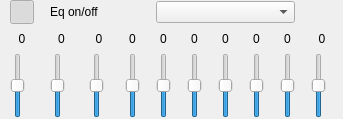
Above: trunk/GUI/equalizer/GUI_Equalizer.ui from shahid334/sayonara-player before the change. Below: the same form after it.
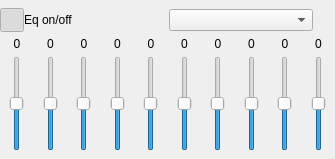
That is the form after the change.

Diff of the .ui file:
```diff
--- a/trunk/GUI/equalizer/GUI_Equalizer.ui
+++ b/trunk/GUI/equalizer/GUI_Equalizer.ui
@@ -6,20 +6,20 @@
    <rect>
     <x>0</x>
     <y>0</y>
-    <width>343</width>
-    <height>119</height>
+    <width>335</width>
+    <height>159</height>
    </rect>
   </property>
   <property name="sizePolicy">
-   <sizepolicy hsizetype="MinimumExpanding" vsizetype="Fixed">
+   <sizepolicy hsizetype="MinimumExpanding" vsizetype="Minimum">
     <horstretch>0</horstretch>
     <verstretch>0</verstretch>
    </sizepolicy>
   </property>
   <property name="minimumSize">
    <size>
-    <width>343</width>
-    <height>119</height>
+    <width>300</width>
+    <height>152</height>
    </size>
   </property>
   <property name="features">
@@ -43,291 +43,114 @@
      <number>0</number>
     </property>
     <property name="topMargin">
-     <number>0</number>
+     <number>8</number>
     </property>
     <property name="rightMargin">
      <number>0</number>
     </property>
     <property name="bottomMargin">
-     <number>1</number>
+     <number>8</number>
     </property>
-    <item row="2" column="0">
-     <widget class="QSlider" name="sli_0">
-      <property name="minimumSize">
-       <size>
-        <width>0</width>
-        <height>65</height>
-       </size>
-      </property>
-      <property name="maximumSize">
-       <size>
-        <width>16777215</width>
-        <height>65</height>
-       </size>
-      </property>
-      <property name="minimum">
-       <number>-24</number>
-      </property>
-      <property name="maximum">
-       <number>24</number>
-      </property>
-      <property name="orientation">
-       <enum>Qt::Vertical</enum>
-      </property>
-     </widget>
+    <property name="horizontalSpacing">
+     <number>0</number>
+    </property>
+    <property name="verticalSpacing">
+     <number>5</number>
+    </property>
+    <item row="0" column="1" colspan="10">
+     <layout class="QHBoxLayout" name="horizontalLayout">
+      <item>
+       <widget class="QPushButton" name="but_enabled">
+        <property name="minimumSize">
+         <size>
+          <width>24</width>
+          <height>24</height>
+         </size>
+        </property>
+        <property name="maximumSize">
+         <size>
+          <width>24</width>
+          <height>24</height>
+         </size>
+        </property>
+        <property name="text">
+         <string/>
+        </property>
+        <property name="iconSize">
+         <size>
+          <width>18</width>
+          <height>18</height>
+         </size>
+        </property>
+        <property name="checkable">
+         <bool>true</bool>
+        </property>
+        <property name="checked">
+         <bool>true</bool>
+        </property>
+        <property name="flat">
+         <bool>false</bool>
+        </property>
+       </widget>
+      </item>
+      <item>
+       <widget class="QLabel" name="label_11">
+        <property name="text">
+         <string>Eq on/off</string>
+        </property>
+       </widget>
+      </item>
+      <item>
+       <widget class="QComboBox" name="combo_presets">
+        <property name="maximumSize">
+         <size>
+          <width>5000</width>
+          <height>16777215</height>
+         </size>
+        </property>
+       </widget>
+      </item>
+      <item>
+       <widget class="QPushButton" name="btn_preset">
+        <property name="sizePolicy">
+         <sizepolicy hsizetype="Fixed" vsizetype="Fixed">
+          <horstretch>0</horstretch>
+          <verstretch>0</verstretch>
+         </sizepolicy>
+        </property>
+        <property name="maximumSize">
+         <size>
+          <width>22</width>
+          <height>22</height>
+         </size>
+        </property>
+        <property name="toolTip">
+         <string>Save as custom</string>
+        </property>
+        <property name="text">
+         <string notr="true"/>
+        </property>
+        <property name="iconSize">
+         <size>
+          <width>18</width>
+          <height>18</height>
+         </size>
+        </property>
+        <property name="flat">
+         <bool>true</bool>
+        </property>
+       </widget>
+      </item>
+     </layout>
     </item>
-    <item row="2" column="1">
-     <widget class="QSlider" name="sli_1">
-      <property name="minimumSize">
-       <size>
-        <width>0</width>
-        <height>65</height>
-       </size>
-      </property>
-      <property name="maximumSize">
-       <size>
-        <width>16777215</width>
-        <height>65</height>
-       </size>
-      </property>
-      <property name="minimum">
-       <number>-24</number>
-      </property>
-      <property name="maximum">
-       <number>24</number>
-      </property>
-      <property name="orientation">
-       <enum>Qt::Vertical</enum>
-      </property>
-     </widget>
-    </item>
-    <item row="2" column="2">
-     <widget class="QSlider" name="sli_2">
-      <property name="minimumSize">
-       <size>
-        <width>0</width>
-        <height>65</height>
-       </size>
-      </property>
-      <property name="maximumSize">
-       <size>
-        <width>16777215</width>
-        <height>65</height>
-       </size>
-      </property>
-      <property name="minimum">
-       <number>-24</number>
-      </property>
-      <property name="maximum">
-       <number>24</number>
-      </property>
-      <property name="orientation">
-       <enum>Qt::Vertical</enum>
-      </property>
-     </widget>
-    </item>
-    <item row="2" column="3">
-     <widget class="QSlider" name="sli_3">
-      <property name="minimumSize">
-       <size>
-        <width>0</width>
-        <height>65</height>
-       </size>
-      </property>
-      <property name="maximumSize">
-       <size>
-        <width>16777215</width>
-        <height>65</height>
-       </size>
-      </property>
-      <property name="minimum">
-       <number>-24</number>
-      </property>
-      <property name="maximum">
-       <number>24</number>
-      </property>
-      <property name="orientation">
-       <enum>Qt::Vertical</enum>
-      </property>
-     </widget>
-    </item>
-    <item row="2" column="4">
-     <widget class="QSlider" name="sli_4">
-      <property name="minimumSize">
-       <size>
-        <width>0</width>
-        <height>65</height>
-       </size>
-      </property>
-      <property name="maximumSize">
-       <size>
-        <width>16777215</width>
-        <height>65</height>
-       </size>
-      </property>
-      <property name="minimum">
-       <number>-24</number>
-      </property>
-      <property name="maximum">
-       <number>24</number>
-      </property>
-      <property name="orientation">
-       <enum>Qt::Vertical</enum>
-      </property>
-     </widget>
-    </item>
-    <item row="2" column="5">
-     <widget class="QSlider" name="sli_5">
-      <property name="minimumSize">
-       <size>
-        <width>0</width>
-        <height>65</height>
-       </size>
-      </property>
-      <property name="maximumSize">
-       <size>
-        <width>16777215</width>
-        <height>65</height>
-       </size>
-      </property>
-      <property name="minimum">
-       <number>-24</number>
-      </property>
-      <property name="maximum">
-       <number>24</number>
-      </property>
-      <property name="orientation">
-       <enum>Qt::Vertical</enum>
-      </property>
-     </widget>
-    </item>
-    <item row="2" column="6">
-     <widget class="QSlider" name="sli_6">
-      <property name="minimumSize">
-       <size>
-        <width>0</width>
-        <height>65</height>
-       </size>
-      </property>
-      <property name="maximumSize">
-       <size>
-        <width>16777215</width>
-        <height>65</height>
-       </size>
-      </property>
-      <property name="minimum">
-       <number>-24</number>
-      </property>
-      <property name="maximum">
-       <number>24</number>
-      </property>
-      <property name="orientation">
-       <enum>Qt::Vertical</enum>
-      </property>
-     </widget>
-    </item>
-    <item row="2" column="7">
-     <widget class="QSlider" name="sli_7">
-      <property name="minimumSize">
-       <size>
-        <width>0</width>
-        <height>65</height>
-       </size>
-      </property>
-      <property name="maximumSize">
-       <size>
-        <width>16777215</width>
-        <height>65</height>
-       </size>
-      </property>
-      <property name="minimum">
-       <number>-24</number>
-      </property>
-      <property name="maximum">
-       <number>24</number>
-      </property>
-      <property name="orientation">
-       <enum>Qt::Vertical</enum>
-      </property>
-     </widget>
-    </item>
-    <item row="2" column="8">
-     <widget class="QSlider" name="sli_8">
-      <property name="minimumSize">
-       <size>
-        <width>0</width>
-        <height>65</height>
-       </size>
-      </property>
-      <property name="maximumSize">
-       <size>
-        <width>16777215</width>
-        <height>65</height>
-       </size>
-      </property>
-      <property name="minimum">
-       <number>-24</number>
-      </property>
-      <property name="maximum">
-       <number>24</number>
-      </property>
-      <property name="orientation">
-       <enum>Qt::Vertical</enum>
-      </property>
-     </widget>
-    </item>
-    <item row="1" column="0">
-     <widget class="QLabel" name="label">
-      <property name="text">
-       <string>0</string>
-      </property>
-      <property name="alignment">
-       <set>Qt::AlignCenter</set>
-      </property>
-     </widget>
-    </item>
-    <item row="1" column="1">
-     <widget class="QLabel" name="label_2">
-      <property name="text">
-       <string>0</string>
-      </property>
-      <property name="alignment">
-       <set>Qt::AlignCenter</set>
-      </property>
-     </widget>
-    </item>
-    <item row="1" column="2">
-     <widget class="QLabel" name="label_3">
-      <property name="text">
-       <string>0</string>
-      </property>
-      <property name="alignment">
-       <set>Qt::AlignCenter</set>
-      </property>
-     </widget>
-    </item>
-    <item row="1" column="3">
-     <widget class="QLabel" name="label_4">
-      <property name="text">
-       <string>0</string>
-      </property>
-      <property name="alignment">
-       <set>Qt::AlignCenter</set>
-      </property>
-     </widget>
-    </item>
-    <item row="1" column="4">
-     <widget class="QLabel" name="label_5">
-      <property name="text">
-       <string>0</string>
-      </property>
-      <property name="alignment">
-       <set>Qt::AlignCenter</set>
-      </property>
-     </widget>
-    </item>
-    <item row="1" column="5">
+    <item row="5" column="6">
      <widget class="QLabel" name="label_6">
+      <property name="sizePolicy">
+       <sizepolicy hsizetype="MinimumExpanding" vsizetype="Preferred">
+        <horstretch>0</horstretch>
+        <verstretch>0</verstretch>
+       </sizepolicy>
+      </property>
       <property name="text">
        <string>0</string>
       </property>
@@ -336,8 +159,14 @@
       </property>
      </widget>
     </item>
-    <item row="1" column="6">
+    <item row="5" column="7">
      <widget class="QLabel" name="label_7">
+      <property name="sizePolicy">
+       <sizepolicy hsizetype="MinimumExpanding" vsizetype="Preferred">
+        <horstretch>0</horstretch>
+        <verstretch>0</verstretch>
+       </sizepolicy>
+      </property>
       <property name="text">
        <string>0</string>
       </property>
@@ -346,8 +175,14 @@
       </property>
      </widget>
     </item>
-    <item row="1" column="7">
+    <item row="5" column="8">
      <widget class="QLabel" name="label_8">
+      <property name="sizePolicy">
+       <sizepolicy hsizetype="MinimumExpanding" vsizetype="Preferred">
+        <horstretch>0</horstretch>
+        <verstretch>0</verstretch>
+       </sizepolicy>
+      </property>
       <property name="text">
        <string>0</string>
       </property>
@@ -356,90 +191,30 @@
       </property>
      </widget>
     </item>
-    <item row="1" column="8">
+    <item row="5" column="9">
      <widget class="QLabel" name="label_9">
-      <property name="text">
-       <string>0</string>
-      </property>
-      <property name="alignment">
-       <set>Qt::AlignCenter</set>
-      </property>
-     </widget>
-    </item>
-    <item row="0" column="9">
-     <widget class="QPushButton" name="btn_preset">
       <property name="sizePolicy">
-       <sizepolicy hsizetype="Fixed" vsizetype="Fixed">
+       <sizepolicy hsizetype="MinimumExpanding" vsizetype="Preferred">
         <horstretch>0</horstretch>
         <verstretch>0</verstretch>
        </sizepolicy>
       </property>
-      <property name="maximumSize">
-       <size>
-        <width>22</width>
-        <height>22</height>
-       </size>
-      </property>
-      <property name="toolTip">
-       <string>Save as custom</string>
-      </property>
       <property name="text">
-       <string notr="true"/>
+       <string>0</string>
       </property>
-      <property name="iconSize">
-       <size>
-        <width>18</width>
-        <height>18</height>
-       </size>
+      <property name="alignment">
+       <set>Qt::AlignCenter</set>
       </property>
-      <property name="flat">
-       <bool>true</bool>
-      </property>
      </widget>
     </item>
-    <item row="0" column="0">
-     <widget class="QPushButton" name="but_enabled">
-      <property name="minimumSize">
-       <size>
-        <width>24</width>
-        <height>24</height>
-       </size>
-      </property>
-      <property name="maximumSize">
-       <size>
-        <width>24</width>
-        <height>24</height>
-       </size>
-      </property>
-      <property name="text">
-       <string/>
-      </property>
-      <property name="iconSize">
-       <size>
-        <width>18</width>
-        <height>18</height>
-       </size>
-      </property>
-      <property name="checkable">
-       <bool>true</bool>
-      </property>
-      <property name="checked">
-       <bool>true</bool>
-      </property>
-      <property name="flat">
-       <bool>false</bool>
-      </property>
-     </widget>
-    </item>
-    <item row="0" column="1" colspan="2">
-     <widget class="QLabel" name="label_11">
-      <property name="text">
-       <string>Eq on/off</string>
-      </property>
-     </widget>
-    </item>
-    <item row="1" column="9">
+    <item row="5" column="10">
      <widget class="QLabel" name="label_10">
+      <property name="sizePolicy">
+       <sizepolicy hsizetype="MinimumExpanding" vsizetype="Preferred">
+        <horstretch>0</horstretch>
+        <verstretch>0</verstretch>
+       </sizepolicy>
+      </property>
       <property name="text">
        <string>0</string>
       </property>
@@ -448,8 +223,373 @@
       </property>
      </widget>
     </item>
-    <item row="2" column="9">
+    <item row="5" column="5">
+     <widget class="QLabel" name="label_5">
+      <property name="sizePolicy">
+       <sizepolicy hsizetype="MinimumExpanding" vsizetype="Preferred">
+        <horstretch>0</horstretch>
+        <verstretch>0</verstretch>
+       </sizepolicy>
+      </property>
+      <property name="text">
+       <string>0</string>
+      </property>
+      <property name="alignment">
+       <set>Qt::AlignCenter</set>
+      </property>
+     </widget>
+    </item>
+    <item row="5" column="4">
+     <widget class="QLabel" name="label_4">
+      <property name="sizePolicy">
+       <sizepolicy hsizetype="MinimumExpanding" vsizetype="Preferred">
+        <horstretch>0</horstretch>
+        <verstretch>0</verstretch>
+       </sizepolicy>
+      </property>
+      <property name="text">
+       <string>0</string>
+      </property>
+      <property name="alignment">
+       <set>Qt::AlignCenter</set>
+      </property>
+     </widget>
+    </item>
+    <item row="5" column="3">
+     <widget class="QLabel" name="label_3">
+      <property name="sizePolicy">
+       <sizepolicy hsizetype="MinimumExpanding" vsizetype="Preferred">
+        <horstretch>0</horstretch>
+        <verstretch>0</verstretch>
+       </sizepolicy>
+      </property>
+      <property name="text">
+       <string>0</string>
+      </property>
+      <property name="alignment">
+       <set>Qt::AlignCenter</set>
+      </property>
+     </widget>
+    </item>
+    <item row="5" column="2">
+     <widget class="QLabel" name="label_2">
+      <property name="sizePolicy">
+       <sizepolicy hsizetype="MinimumExpanding" vsizetype="Preferred">
+        <horstretch>0</horstretch>
+        <verstretch>0</verstretch>
+       </sizepolicy>
+      </property>
+      <property name="text">
+       <string>0</string>
+      </property>
+      <property name="alignment">
+       <set>Qt::AlignCenter</set>
+      </property>
+     </widget>
+    </item>
+    <item row="5" column="1">
+     <widget class="QLabel" name="label">
+      <property name="sizePolicy">
+       <sizepolicy hsizetype="MinimumExpanding" vsizetype="Preferred">
+        <horstretch>0</horstretch>
+        <verstretch>0</verstretch>
+       </sizepolicy>
+      </property>
+      <property name="text">
+       <string>0</string>
+      </property>
+      <property name="alignment">
+       <set>Qt::AlignCenter</set>
+      </property>
+     </widget>
+    </item>
+    <item row="6" column="9">
+     <widget class="QSlider" name="sli_8">
+      <property name="sizePolicy">
+       <sizepolicy hsizetype="MinimumExpanding" vsizetype="MinimumExpanding">
+        <horstretch>0</horstretch>
+        <verstretch>0</verstretch>
+       </sizepolicy>
+      </property>
+      <property name="minimumSize">
+       <size>
+        <width>0</width>
+        <height>80</height>
+       </size>
+      </property>
+      <property name="maximumSize">
+       <size>
+        <width>16777215</width>
+        <height>5000</height>
+       </size>
+      </property>
+      <property name="minimum">
+       <number>-24</number>
+      </property>
+      <property name="maximum">
+       <number>24</number>
+      </property>
+      <property name="orientation">
+       <enum>Qt::Vertical</enum>
+      </property>
+     </widget>
+    </item>
+    <item row="6" column="8">
+     <widget class="QSlider" name="sli_7">
+      <property name="sizePolicy">
+       <sizepolicy hsizetype="MinimumExpanding" vsizetype="Expanding">
+        <horstretch>0</horstretch>
+        <verstretch>0</verstretch>
+       </sizepolicy>
+      </property>
+      <property name="minimumSize">
+       <size>
+        <width>0</width>
+        <height>65</height>
+       </size>
+      </property>
+      <property name="maximumSize">
+       <size>
+        <width>16777215</width>
+        <height>5000</height>
+       </size>
+      </property>
+      <property name="minimum">
+       <number>-24</number>
+      </property>
+      <property name="maximum">
+       <number>24</number>
+      </property>
+      <property name="orientation">
+       <enum>Qt::Vertical</enum>
+      </property>
+     </widget>
+    </item>
+    <item row="6" column="7">
+     <widget class="QSlider" name="sli_6">
+      <property name="sizePolicy">
+       <sizepolicy hsizetype="MinimumExpanding" vsizetype="Expanding">
+        <horstretch>0</horstretch>
+        <verstretch>0</verstretch>
+       </sizepolicy>
+      </property>
+      <property name="minimumSize">
+       <size>
+        <width>0</width>
+        <height>65</height>
+       </size>
+      </property>
+      <property name="maximumSize">
+       <size>
+        <width>16777215</width>
+        <height>5000</height>
+       </size>
+      </property>
+      <property name="minimum">
+       <number>-24</number>
+      </property>
+      <property name="maximum">
+       <number>24</number>
+      </property>
+      <property name="orientation">
+       <enum>Qt::Vertical</enum>
+      </property>
+     </widget>
+    </item>
+    <item row="6" column="6">
+     <widget class="QSlider" name="sli_5">
+      <property name="sizePolicy">
+       <sizepolicy hsizetype="MinimumExpanding" vsizetype="Expanding">
+        <horstretch>0</horstretch>
+        <verstretch>0</verstretch>
+       </sizepolicy>
+      </property>
+      <property name="minimumSize">
+       <size>
+        <width>0</width>
+        <height>65</height>
+       </size>
+      </property>
+      <property name="maximumSize">
+       <size>
+        <width>16777215</width>
+        <height>5000</height>
+       </size>
+      </property>
+      <property name="minimum">
+       <number>-24</number>
+      </property>
+      <property name="maximum">
+       <number>24</number>
+      </property>
+      <property name="orientation">
+       <enum>Qt::Vertical</enum>
+      </property>
+     </widget>
+    </item>
+    <item row="6" column="4">
+     <widget class="QSlider" name="sli_3">
+      <property name="sizePolicy">
+       <sizepolicy hsizetype="MinimumExpanding" vsizetype="Expanding">
+        <horstretch>0</horstretch>
+        <verstretch>0</verstretch>
+       </sizepolicy>
+      </property>
+      <property name="minimumSize">
+       <size>
+        <width>0</width>
+        <height>65</height>
+       </size>
+      </property>
+      <property name="maximumSize">
+       <size>
+        <width>16777215</width>
+        <height>5000</height>
+       </size>
+      </property>
+      <property name="minimum">
+       <number>-24</number>
+      </property>
+      <property name="maximum">
+       <number>24</number>
+      </property>
+      <property name="orientation">
+       <enum>Qt::Vertical</enum>
+      </property>
+     </widget>
+    </item>
+    <item row="6" column="3">
+     <widget class="QSlider" name="sli_2">
+      <property name="sizePolicy">
+       <sizepolicy hsizetype="MinimumExpanding" vsizetype="Expanding">
+        <horstretch>0</horstretch>
+        <verstretch>0</verstretch>
+       </sizepolicy>
+      </property>
+      <property name="minimumSize">
+       <size>
+        <width>0</width>
+        <height>65</height>
+       </size>
+      </property>
+      <property name="maximumSize">
+       <size>
+        <width>16777215</width>
+        <height>5000</height>
+       </size>
+      </property>
+      <property name="minimum">
+       <number>-24</number>
+      </property>
+      <property name="maximum">
+       <number>24</number>
+      </property>
+      <property name="orientation">
+       <enum>Qt::Vertical</enum>
+      </property>
+     </widget>
+    </item>
+    <item row="6" column="2">
+     <widget class="QSlider" name="sli_1">
+      <property name="sizePolicy">
+       <sizepolicy hsizetype="MinimumExpanding" vsizetype="Expanding">
+        <horstretch>0</horstretch>
+        <verstretch>0</verstretch>
+       </sizepolicy>
+      </property>
+      <property name="minimumSize">
+       <size>
+        <width>0</width>
+        <height>65</height>
+       </size>
+      </property>
+      <property name="maximumSize">
+       <size>
+        <width>16777215</width>
+        <height>5000</height>
+       </size>
+      </property>
+      <property name="minimum">
+       <number>-24</number>
+      </property>
+      <property name="maximum">
+       <number>24</number>
+      </property>
+      <property name="orientation">
+       <enum>Qt::Vertical</enum>
+      </property>
+     </widget>
+    </item>
+    <item row="6" column="1">
+     <widget class="QSlider" name="sli_0">
+      <property name="sizePolicy">
+       <sizepolicy hsizetype="MinimumExpanding" vsizetype="Expanding">
+        <horstretch>0</horstretch>
+        <verstretch>0</verstretch>
+       </sizepolicy>
+      </property>
+      <property name="minimumSize">
+       <size>
+        <width>0</width>
+        <height>65</height>
+       </size>
+      </property>
+      <property name="maximumSize">
+       <size>
+        <width>16777215</width>
+        <height>5000</height>
+       </size>
+      </property>
+      <property name="minimum">
+       <number>-24</number>
+      </property>
+      <property name="maximum">
+       <number>24</number>
+      </property>
+      <property name="orientation">
+       <enum>Qt::Vertical</enum>
+      </property>
+     </widget>
+    </item>
+    <item row="6" column="5">
+     <widget class="QSlider" name="sli_4">
+      <property name="sizePolicy">
+       <sizepolicy hsizetype="MinimumExpanding" vsizetype="Expanding">
+        <horstretch>0</horstretch>
+        <verstretch>0</verstretch>
+       </sizepolicy>
+      </property>
+      <property name="minimumSize">
+       <size>
+        <width>0</width>
+        <height>65</height>
+       </size>
+      </property>
+      <property name="maximumSize">
+       <size>
+        <width>16777215</width>
+        <height>5000</height>
+       </size>
+      </property>
+      <property name="minimum">
+       <number>-24</number>
+      </property>
+      <property name="maximum">
+       <number>24</number>
+      </property>
+      <property name="orientation">
+       <enum>Qt::Vertical</enum>
+      </property>
+     </widget>
+    </item>
+    <item row="6" column="10">
      <widget class="QSlider" name="sli_9">
+      <property name="sizePolicy">
+       <sizepolicy hsizetype="MinimumExpanding" vsizetype="Expanding">
+        <horstretch>0</horstretch>
+        <verstretch>5</verstretch>
+       </sizepolicy>
+      </property>
       <property name="minimumSize">
        <size>
         <width>0</width>
@@ -459,7 +599,13 @@
       <property name="maximumSize">
        <size>
         <width>16777215</width>
-        <height>65</height>
+        <height>5000</height>
+       </size>
+      </property>
+      <property name="sizeIncrement">
+       <size>
+        <width>0</width>
+        <height>0</height>
        </size>
       </property>
       <property name="layoutDirection">
@@ -476,9 +622,6 @@
       </property>
      </widget>
     </item>
-    <item row="0" column="4" colspan="5">
-     <widget class="QComboBox" name="combo_presets"/>
-    </item>
    </layout>
   </widget>
  </widget>
```
